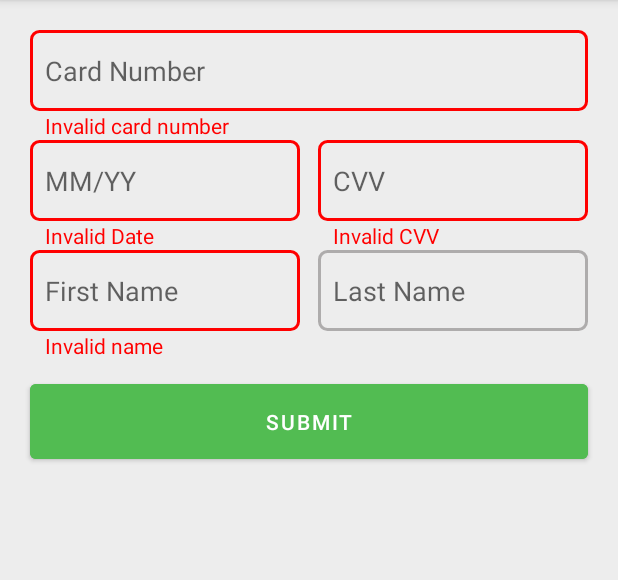
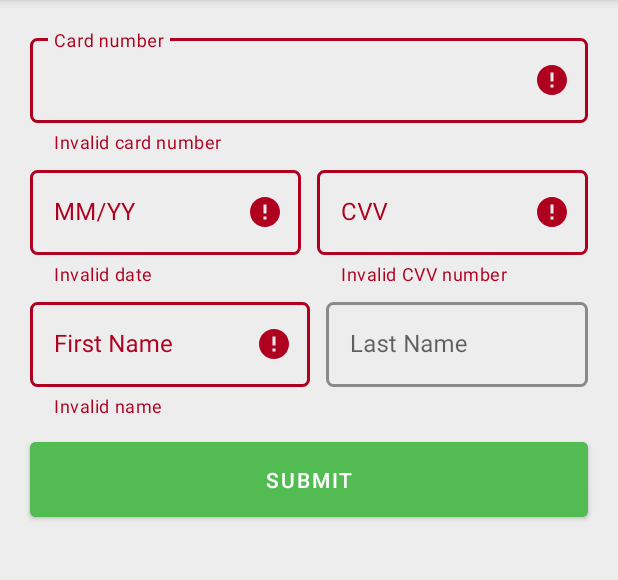
Before and after one commit to Lakhan-nishad/Credit_Card, an Android app: the screen it shows after launch (MainActivity), after a tap on "SUBMIT", on a phone screen of 412 x 824 dp, the part 84-664 px from its top. Run offline under Robolectric (Android 15) with nearby library versions, the phone set to English and light mode, and no system bars.

Commit message:
finally completed

```diff
--- a/app/build.gradle
+++ b/app/build.gradle
@@ -32,7 +32,7 @@ dependencies {
     implementation 'androidx.appcompat:appcompat:1.4.0'
     implementation 'com.google.android.material:material:1.4.0'
     implementation 'androidx.constraintlayout:constraintlayout:2.1.2'
-    testImplementation 'junit:junit:4.+'
+    testImplementation 'junit:junit:'
     androidTestImplementation 'androidx.test.ext:junit:1.1.3'
     androidTestImplementation 'androidx.test.espresso:espresso-core:3.4.0'
 }
--- a/app/src/main/java/com/example/creditcard/MainActivity.java
+++ b/app/src/main/java/com/example/creditcard/MainActivity.java
@@ -4,12 +4,14 @@ import androidx.appcompat.app.AlertDialog;
 import androidx.appcompat.app.AppCompatActivity;
 
 import android.content.DialogInterface;
+import android.graphics.Color;
 import android.os.Bundle;
 import android.view.View;
 import android.widget.Button;
 import android.widget.EditText;
 import android.widget.TextView;
-import android.widget.Toast;
+
+import com.google.android.material.textfield.TextInputLayout;
 
 import java.util.regex.Matcher;
 import java.util.regex.Pattern;
@@ -17,13 +19,9 @@ import java.util.regex.Pattern;
 public class MainActivity extends AppCompatActivity {
 
 
-    EditText cardNumberEditText;
-    EditText dateEditText;
-    EditText CVVEditText;
-    EditText firstNameEditText;
-    EditText lastNameEditText;
+    TextInputLayout cardNumberEditText, dateEditText, CVVEditText, firstNameEditText, lastNameEditText;
     Button submitButton;
-    TextView cardNumberText, dateText, cvvText, nameText;
+    TextView  dateText, cvvText, nameText;
 
     @Override
     protected void onCreate(Bundle savedInstanceState) {
@@ -35,71 +33,48 @@ public class MainActivity extends AppCompatActivity {
         firstNameEditText = findViewById(R.id.editTextTextFirstName);
         lastNameEditText = findViewById(R.id.editTextTextLastName);
         submitButton = findViewById(R.id.submitButton);
-        cardNumberText = findViewById(R.id.cardNumberText);
-        dateText = findViewById(R.id.dateText);
-        cvvText = findViewById(R.id.cvvText);
-        nameText = findViewById(R.id.nameText);
 
-        cardNumberEditText.setOnFocusChangeListener(new View.OnFocusChangeListener() {
+
+        CVVEditText.getEditText().setOnFocusChangeListener(new View.OnFocusChangeListener() {
             @Override
             public void onFocusChange(View view, boolean hasFocus) {
                 if (hasFocus) {
-                    cardNumberEditText.setBackground(getDrawable(R.drawable.success_bg));
-                } else {
-                    cardNumberEditText.setBackground(getDrawable(R.drawable.edit_text_bacground));
+                    CVVEditText.setBoxStrokeColor(Color.parseColor("#52BC52"));
                 }
             }
         });
 
-        CVVEditText.setOnFocusChangeListener(new View.OnFocusChangeListener() {
+        cardNumberEditText.getEditText().setOnFocusChangeListener(new View.OnFocusChangeListener() {
             @Override
             public void onFocusChange(View view, boolean hasFocus) {
                 if (hasFocus) {
-                    CVVEditText.setBackground(getDrawable(R.drawable.success_bg));
-                } else {
-                    CVVEditText.setBackground(getDrawable(R.drawable.edit_text_bacground));
+
+                    cardNumberEditText.setBoxStrokeColor(Color.parseColor("#52BC52"));
                 }
             }
         });
 
-        cardNumberEditText.setOnFocusChangeListener(new View.OnFocusChangeListener() {
+        dateEditText.getEditText().setOnFocusChangeListener(new View.OnFocusChangeListener() {
             @Override
             public void onFocusChange(View view, boolean hasFocus) {
                 if (hasFocus) {
-                    cardNumberEditText.setBackground(getDrawable(R.drawable.success_bg));
-                } else {
-                    cardNumberEditText.setBackground(getDrawable(R.drawable.edit_text_bacground));
+                    dateEditText.setBoxStrokeColor(Color.parseColor("#52BC52"));
                 }
             }
         });
-
-        dateEditText.setOnFocusChangeListener(new View.OnFocusChangeListener() {
+        firstNameEditText.getEditText().setOnFocusChangeListener(new View.OnFocusChangeListener() {
             @Override
             public void onFocusChange(View view, boolean hasFocus) {
                 if (hasFocus) {
-                    dateEditText.setBackground(getDrawable(R.drawable.success_bg));
-                } else {
-                    dateEditText.setBackground(getDrawable(R.drawable.edit_text_bacground));
+                    firstNameEditText.setBoxStrokeColor(Color.parseColor("#52BC52"));
                 }
             }
         });
-        firstNameEditText.setOnFocusChangeListener(new View.OnFocusChangeListener() {
+        lastNameEditText.getEditText().setOnFocusChangeListener(new View.OnFocusChangeListener() {
             @Override
             public void onFocusChange(View view, boolean hasFocus) {
                 if (hasFocus) {
-                    firstNameEditText.setBackground(getDrawable(R.drawable.success_bg));
-                } else {
-                    firstNameEditText.setBackground(getDrawable(R.drawable.edit_text_bacground));
-                }
-            }
-        });
-        lastNameEditText.setOnFocusChangeListener(new View.OnFocusChangeListener() {
-            @Override
-            public void onFocusChange(View view, boolean hasFocus) {
-                if (hasFocus) {
-                    lastNameEditText.setBackground(getDrawable(R.drawable.success_bg));
-                } else {
-                    lastNameEditText.setBackground(getDrawable(R.drawable.edit_text_bacground));
+                    lastNameEditText.setBoxStrokeColor(Color.parseColor("#52BC52"));
                 }
             }
         });
@@ -129,42 +104,44 @@ public class MainActivity extends AppCompatActivity {
 
             boolean flag = true;
 
-            if (cardNumberEditText.getText().toString().equals("") || !isValid(Long.parseLong(cardNumberEditText.getText().toString()))) {
+            if (cardNumberEditText.getEditText().getText().toString().equals("") || !isValid(Long.parseLong(cardNumberEditText.getEditText().getText().toString()))) {
 
-                cardNumberEditText.setBackground(getDrawable(R.drawable.error_bg));
-                cardNumberText.setVisibility(View.VISIBLE);
-//                alertDialog.setMessage(isValid(Long.parseLong("79927398713")).toString());
-//                alertDialog.show();
+                cardNumberEditText.setBoxStrokeColor(Color.parseColor("#ff0000"));
+                cardNumberEditText.setError("Invalid card number");
                 flag = false;
             } else {
-                cardNumberEditText.setBackground(getDrawable(R.drawable.success_bg));
-                cardNumberText.setVisibility(View.INVISIBLE);
+                cardNumberEditText.setError(null);
+                cardNumberEditText.setBoxStrokeColor(Color.parseColor("#52BC52"));
             }
-            if (!isValidCVVNumber(CVVEditText.getText().toString())) {
-                cvvText.setVisibility(View.VISIBLE);
-                CVVEditText.setBackground(getDrawable(R.drawable.error_bg));
+            if (!isValidCVVNumber(CVVEditText.getEditText().getText().toString())) {
+                CVVEditText.setError("Invalid CVV number");
+                CVVEditText.setBoxStrokeColor(Color.parseColor("#ff0000"));
                 flag = false;
             } else {
-                cvvText.setVisibility(View.INVISIBLE);
-                CVVEditText.setBackground(getDrawable(R.drawable.success_bg));
+                CVVEditText.setError(null);
+                CVVEditText.setBoxStrokeColor(Color.parseColor("#52BC52"));
             }
-            if (firstNameEditText.getText().toString().equals("")) {
-                nameText.setVisibility(View.VISIBLE);
-                firstNameEditText.setBackground(getDrawable(R.drawable.error_bg));
+            if (firstNameEditText.getEditText().getText().toString().equals("")) {
+                firstNameEditText.setError("Invalid name");
+                firstNameEditText.setBoxStrokeColor(Color.parseColor("#ff0000"));
                 flag = false;
             } else {
-                nameText.setVisibility(View.INVISIBLE);
-                firstNameEditText.setBackground(getDrawable(R.drawable.success_bg));
+                firstNameEditText.setError(null);
+                firstNameEditText.setBoxStrokeColor(Color.parseColor("#52BC52"));
             }
-            if (!isValidDate(dateEditText.getText().toString())) {
-                dateText.setVisibility(View.VISIBLE);
-                dateEditText.setBackground(getDrawable(R.drawable.error_bg));
+            if (!isValidDate(dateEditText.getEditText().getText().toString())) {
+                dateEditText.setError("Invalid date");
+                dateEditText.setBoxStrokeColor(Color.parseColor("#ff0000"));
                 flag = false;
             } else {
-                dateText.setVisibility(View.INVISIBLE);
-                dateEditText.setBackground(getDrawable(R.drawable.success_bg));
+                dateEditText.setError(null);
+                dateEditText.setBoxStrokeColor(Color.parseColor("#52BC52"));
             }
             if (flag) {
+                cardNumberEditText.setBoxStrokeColor(Color.parseColor("#52BC52"));
+                dateEditText.setBoxStrokeColor(Color.parseColor("#52BC52"));
+                CVVEditText.setBoxStrokeColor(Color.parseColor("#52BC52"));
+                firstNameEditText.setBoxStrokeColor(Color.parseColor("#52BC52"));
                 alertDialog.show();
             }
 
--- a/app/src/main/res/drawable/edit_text_bacground.xml
+++ /dev/null
@@ -1,16 +0,0 @@
-<?xml version="1.0" encoding="utf-8"?>
-    <shape
-        xmlns:android="http://schemas.android.com/apk/res/android"
-        android:shape="rectangle">
-        <solid
-            android:color="@android:color/transparent"/>
-
-        <corners
-            android:bottomRightRadius="5dp"
-            android:bottomLeftRadius="5dp"
-            android:topLeftRadius="5dp"
-            android:topRightRadius="5dp"/>
-        <stroke
-            android:color="#AEACAC"
-            android:width="2dp"/>
-    </shape>
--- a/app/src/main/res/drawable/error_bg.xml
+++ /dev/null
@@ -1,16 +0,0 @@
-<?xml version="1.0" encoding="utf-8"?>
-<shape
-    xmlns:android="http://schemas.android.com/apk/res/android"
-    android:shape="rectangle">
-    <solid
-        android:color="@android:color/transparent"/>
-
-    <corners
-        android:bottomRightRadius="5dp"
-        android:bottomLeftRadius="5dp"
-        android:topLeftRadius="5dp"
-        android:topRightRadius="5dp"/>
-    <stroke
-        android:color="#ff0000"
-        android:width="2dp"/>
-</shape>
--- a/app/src/main/res/drawable/success_bg.xml
+++ /dev/null
@@ -1,19 +0,0 @@
-<?xml version="1.0" encoding="utf-8"?>
-<shape
-    xmlns:android="http://schemas.android.com/apk/res/android"
-    android:shape="rectangle">
-    <solid
-        android:color="@android:color/transparent"/>
-
-    <corners
-        android:bottomRightRadius="5dp"
-        android:bottomLeftRadius="5dp"
-        android:topLeftRadius="5dp"
-        android:topRightRadius="5dp"/>
-    <stroke
-        android:color="#52BC52"
-        android:width="2dp"
-
-        />
-
-</shape>
--- a/app/src/main/res/layout/activity_main.xml
+++ b/app/src/main/res/layout/activity_main.xml
@@ -14,36 +14,32 @@
         android:gravity="center_horizontal"
         >
 
-        <LinearLayout
+        <com.google.android.material.textfield.TextInputLayout
+            style="@style/Widget.MaterialComponents.TextInputLayout.OutlinedBox"
+            android:id="@+id/editTextCardNumber"
             android:layout_width="match_parent"
             android:layout_height="wrap_content"
+            app:errorEnabled="true"
             android:layout_marginHorizontal="20dp"
             android:layout_marginTop="20dp"
-            android:orientation="vertical"
+            app:boxStrokeColor="#AEACAC"
+            app:boxCornerRadiusBottomEnd="5dp"
+            app:boxCornerRadiusBottomStart="5dp"
+            app:boxCornerRadiusTopEnd="5dp"
+            app:boxCornerRadiusTopStart="5dp"
+            app:boxStrokeWidth="2dp"
+            app:boxStrokeWidthFocused="2dp"
+            app:hintAnimationEnabled="true"
             >
-            <EditText
-                android:id="@+id/editTextCardNumber"
+            <com.google.android.material.textfield.TextInputEditText
                 android:layout_width="match_parent"
-                android:layout_height="54dp"
-                android:ems="10"
+                android:layout_height="wrap_content"
+                android:hint="Card number"
                 android:inputType="number"
-                android:hint="Card Number"
-                android:paddingHorizontal="10dp"
-                android:background="@drawable/edit_text_bacground"
+                android:ellipsize="end"
 
                 />
-            <TextView
-                android:id="@+id/cardNumberText"
-                android:layout_width="wrap_content"
-                android:layout_height="wrap_content"
-                android:text="Invalid card number"
-                android:textColor="#ff0000"
-                android:visibility="invisible"
-                android:paddingHorizontal="10dp"
-                />
-        </LinearLayout>
-
-
+        </com.google.android.material.textfield.TextInputLayout>
 
         <LinearLayout
             android:layout_width="match_parent"
@@ -51,118 +47,132 @@
             android:weightSum="1"
             android:layout_marginHorizontal="20dp"
             >
-            <LinearLayout
+            <com.google.android.material.textfield.TextInputLayout
+                style="@style/Widget.MaterialComponents.TextInputLayout.OutlinedBox"
+                android:id="@+id/editTextTextExpireDate"
                 android:layout_width="wrap_content"
                 android:layout_height="wrap_content"
-                android:orientation="vertical"
+                app:errorEnabled="true"
+                android:layout_marginTop="5dp"
+                android:layout_marginRight="5dp"
+                app:boxStrokeColor="#AEACAC"
+                app:boxCornerRadiusBottomEnd="5dp"
+                app:boxCornerRadiusBottomStart="5dp"
+                app:boxCornerRadiusTopEnd="5dp"
+                app:boxCornerRadiusTopStart="5dp"
+                app:boxStrokeWidth="2dp"
+                app:boxStrokeWidthFocused="2dp"
+                app:hintAnimationEnabled="true"
                 android:layout_weight="0.5"
+                >
+                <com.google.android.material.textfield.TextInputEditText
+                    android:layout_width="match_parent"
+                    android:layout_height="wrap_content"
+                    android:hint="MM/YY"
+                    android:inputType="number"
+                    android:ellipsize="end"
 
-                >
-                <EditText
-                    android:id="@+id/editTextTextExpireDate"
-                    android:layout_width="wrap_content"
-                    android:layout_height="54dp"
-                    android:ems="10"
-                    android:inputType="date"
-                    android:hint="MM/YY"
-                    android:paddingLeft="10dp"
-                    android:layout_marginRight="12dp"
-                    android:background="@drawable/edit_text_bacground"
                     />
-                <TextView
-                    android:id="@+id/dateText"
-                    android:layout_width="wrap_content"
-                    android:layout_height="wrap_content"
-                    android:text="Invalid Date"
-                    android:textColor="#ff0000"
-                    android:visibility="invisible"
-                    android:paddingHorizontal="10dp"
-                    />
-            </LinearLayout>
+            </com.google.android.material.textfield.TextInputLayout>
 
-            <LinearLayout
+            <com.google.android.material.textfield.TextInputLayout
+                style="@style/Widget.MaterialComponents.TextInputLayout.OutlinedBox"
+                android:id="@+id/editTextTextCVVNumber"
                 android:layout_width="wrap_content"
                 android:layout_height="wrap_content"
-                android:orientation="vertical"
+                app:errorEnabled="true"
+                android:layout_marginLeft="5dp"
+                android:layout_marginTop="5dp"
+                app:boxStrokeColor="#AEACAC"
+                app:boxCornerRadiusBottomEnd="5dp"
+                app:boxCornerRadiusBottomStart="5dp"
+                app:boxCornerRadiusTopEnd="5dp"
+                app:boxCornerRadiusTopStart="5dp"
+                app:boxStrokeWidth="2dp"
+                app:boxStrokeWidthFocused="2dp"
+                app:hintAnimationEnabled="true"
                 android:layout_weight="0.5"
-
                 >
-                <EditText
-                    android:id="@+id/editTextTextCVVNumber"
-                    android:layout_width="wrap_content"
-                    android:layout_height="54dp"
-                    android:ems="10"
+                <com.google.android.material.textfield.TextInputEditText
+                    android:layout_width="match_parent"
+                    android:layout_height="wrap_content"
+                    android:hint="CVV"
                     android:inputType="number"
-                    android:hint="CVV"
-
-                    android:paddingHorizontal="10dp"
-                    android:background="@drawable/edit_text_bacground"
-
-                    android:layout_marginEnd="0dp"
+                    android:ellipsize="end"
 
                     />
-                <TextView
-                    android:id="@+id/cvvText"
-                    android:layout_width="wrap_content"
-                    android:layout_height="wrap_content"
-                    android:text="Invalid CVV"
-                    android:textColor="#ff0000"
-                    android:visibility="invisible"
-                    android:paddingHorizontal="10dp"
-                    />
-            </LinearLayout>
+            </com.google.android.material.textfield.TextInputLayout>
 
 
 
         </LinearLayout>
+
         <LinearLayout
             android:layout_width="match_parent"
             android:layout_height="wrap_content"
+            android:weightSum="1"
             android:layout_marginHorizontal="20dp"
-            android:weightSum="1"
             >
-            <LinearLayout
+            <com.google.android.material.textfield.TextInputLayout
+                style="@style/Widget.MaterialComponents.TextInputLayout.OutlinedBox"
+                android:id="@+id/editTextTextFirstName"
                 android:layout_width="wrap_content"
                 android:layout_height="wrap_content"
-                android:orientation="vertical"
+                app:errorEnabled="true"
+                android:layout_marginTop="5dp"
+                android:layout_marginRight="5dp"
+                app:boxStrokeColor="#AEACAC"
+                app:boxCornerRadiusBottomEnd="5dp"
+                app:boxCornerRadiusBottomStart="5dp"
+                app:boxCornerRadiusTopEnd="5dp"
+                app:boxCornerRadiusTopStart="5dp"
+                app:boxStrokeWidth="2dp"
+                app:boxStrokeWidthFocused="2dp"
+                app:hintAnimationEnabled="true"
                 android:layout_weight="0.5"
                 >
-                <EditText
-                    android:id="@+id/editTextTextFirstName"
-                    android:layout_width="wrap_content"
-                    android:layout_height="54dp"
-                    android:ems="10"
+                <com.google.android.material.textfield.TextInputEditText
+                    android:layout_width="match_parent"
+                    android:layout_height="wrap_content"
+                    android:hint="First Name"
                     android:inputType="textPersonName"
-                    android:hint="First Name"
-                    android:paddingHorizontal="10dp"
-                    android:background="@drawable/edit_text_bacground"
+                    android:ellipsize="end"
+
                     />
-                <TextView
-                    android:id="@+id/nameText"
-                    android:layout_width="wrap_content"
-                    android:layout_height="wrap_content"
-                    android:text="Invalid name"
-                    android:textColor="#ff0000"
-                    android:visibility="invisible"
+            </com.google.android.material.textfield.TextInputLayout>
 
-                    android:paddingHorizontal="10dp"
-                    />
-            </LinearLayout>
-
-            <EditText
+            <com.google.android.material.textfield.TextInputLayout
+                style="@style/Widget.MaterialComponents.TextInputLayout.OutlinedBox"
                 android:id="@+id/editTextTextLastName"
                 android:layout_width="wrap_content"
-                android:layout_height="54dp"
-                android:ems="10"
+                android:layout_height="wrap_content"
+                app:errorEnabled="true"
+                android:layout_marginLeft="5dp"
+                android:layout_marginTop="5dp"
+                app:boxStrokeColor="#AEACAC"
+                app:boxCornerRadiusBottomEnd="5dp"
+                app:boxCornerRadiusBottomStart="5dp"
+                app:boxCornerRadiusTopEnd="5dp"
+                app:boxCornerRadiusTopStart="5dp"
+                app:boxStrokeWidth="2dp"
+                app:boxStrokeWidthFocused="2dp"
+                app:hintAnimationEnabled="true"
                 android:layout_weight="0.5"
-                android:inputType="textPersonName"
-                android:hint="Last Name"
-                android:layout_marginLeft="12dp"
-                android:paddingHorizontal="10dp"
-                android:background="@drawable/edit_text_bacground"
-                 />
+                >
+                <com.google.android.material.textfield.TextInputEditText
+                    android:layout_width="match_parent"
+                    android:layout_height="wrap_content"
+                    android:hint="Last Name"
+                    android:inputType="textPersonName"
+                    android:ellipsize="end"
+
+                    />
+            </com.google.android.material.textfield.TextInputLayout>
+
+
 
         </LinearLayout>
+
 
         <RelativeLayout
             android:layout_width="match_parent"
--- a/build.gradle
+++ b/build.gradle
@@ -5,7 +5,7 @@ buildscript {
         mavenCentral()
     }
     dependencies {
-        classpath "com.android.tools.build:gradle:7.0.3"
+        classpath "com.android.tools.build:gradle:7.0.4"
 
         // NOTE: Do not place your application dependencies here; they belong
         // in the individual module build.gradle files
```
